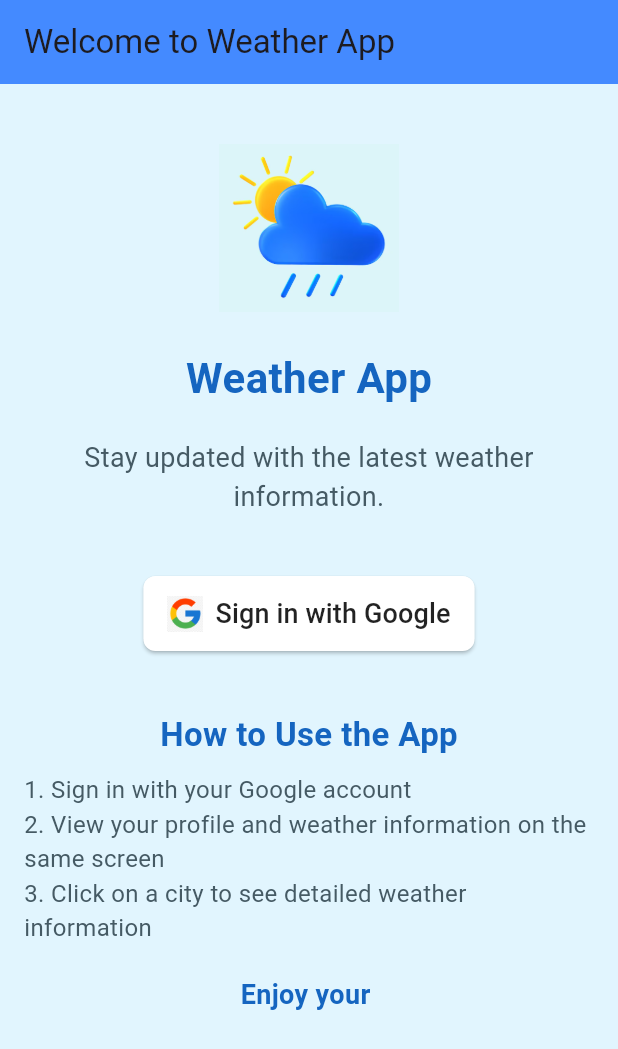
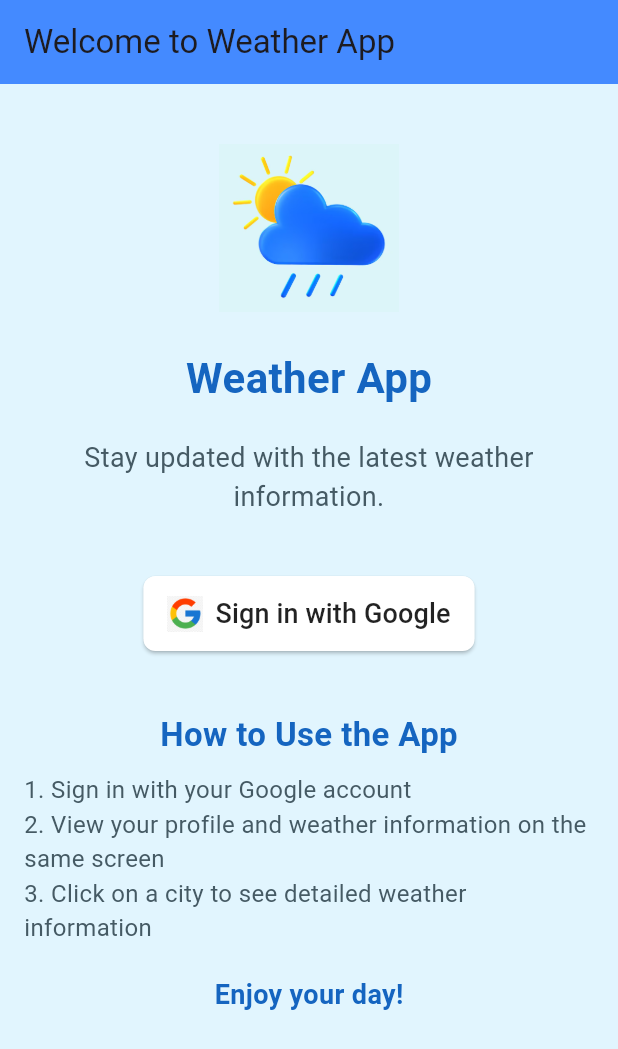
Before and after one commit to Nithish11/weather-_app_task, a Flutter app: the screen it shows after launch, on a phone screen of 412 x 824 dp. Shown: the top 1049 px of the screen. Run offline on Flutter 3.47's test engine with Material 3 defaults, Android fonts, the phone set to English and light mode, and no system bars; our stand-ins replace connectivity_plus, firebase_auth, firebase_core, google_sign_in; accounts and stored records are empty.

Commit message:
fix: added the content

```diff
--- a/lib/main.dart
+++ b/lib/main.dart
@@ -85,7 +85,7 @@ class MyHomePage extends StatelessWidget {
               ),
               SizedBox(height: 20),
               Text(
-                'Enjoy your ',
+                'Enjoy your day!',
                 style: TextStyle(
                   fontSize: 18,
                   fontWeight: FontWeight.bold,
```
